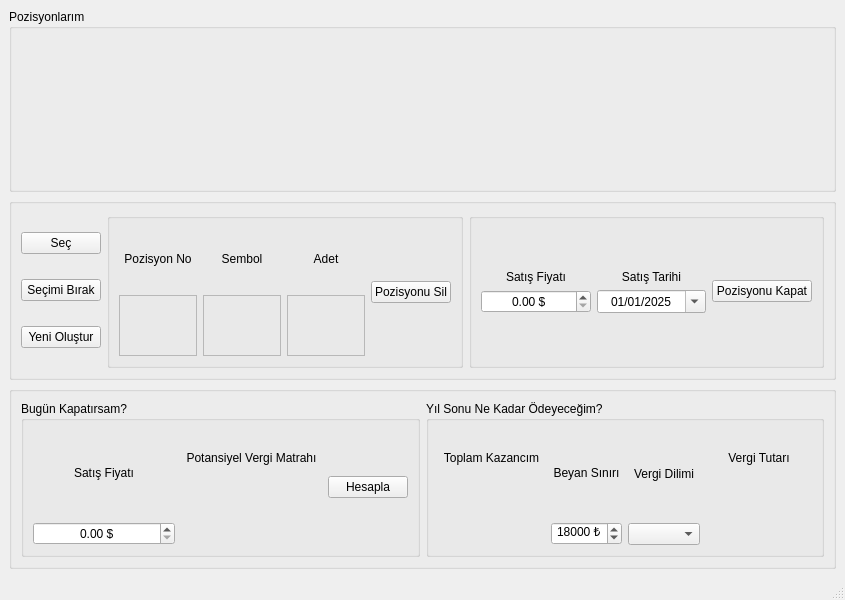
Qt form gui/mainwindow.ui (cihansenyuz/tax-calc) before a commit.
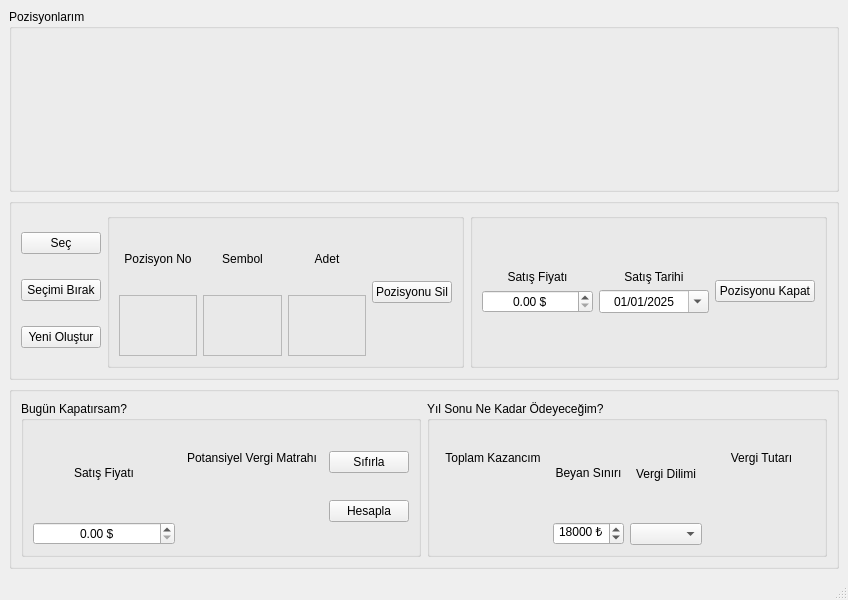
The same form after that commit.

Commit message: add button to reset pot taxbase calc, clear selections after close transaction event

Patch:
```diff
--- a/gui/mainwindow.ui
+++ b/gui/mainwindow.ui
@@ -6,7 +6,7 @@
    <rect>
     <x>0</x>
     <y>0</y>
-    <width>845</width>
+    <width>848</width>
     <height>600</height>
    </rect>
   </property>
@@ -313,7 +313,7 @@
          <property name="title">
           <string>Bugün Kapatırsam?</string>
          </property>
-         <layout class="QHBoxLayout" name="horizontalLayout" stretch="2,2,1">
+         <layout class="QHBoxLayout" name="horizontalLayout" stretch="2,2,0">
           <item>
            <layout class="QVBoxLayout" name="verticalLayout_11">
             <item>
@@ -372,6 +372,15 @@
            </layout>
           </item>
           <item>
+           <layout class="QVBoxLayout" name="verticalLayout_17">
+            <item>
+             <widget class="QPushButton" name="resetPotCalcButton">
+              <property name="text">
+               <string>Sıfırla</string>
+              </property>
+             </widget>
+            </item>
+            <item>
            <widget class="QPushButton" name="calculatePotentialTaxButton">
             <property name="text">
              <string>Hesapla</string>
@@ -379,6 +388,8 @@
            </widget>
           </item>
          </layout>
+          </item>
+         </layout>
         </widget>
        </item>
        <item>
```
Left out of the diff: 2 changed lines with no effect on the pictures. Lines whose indentation alone changed are shown as unchanged. The commit also changes 2 other files.
